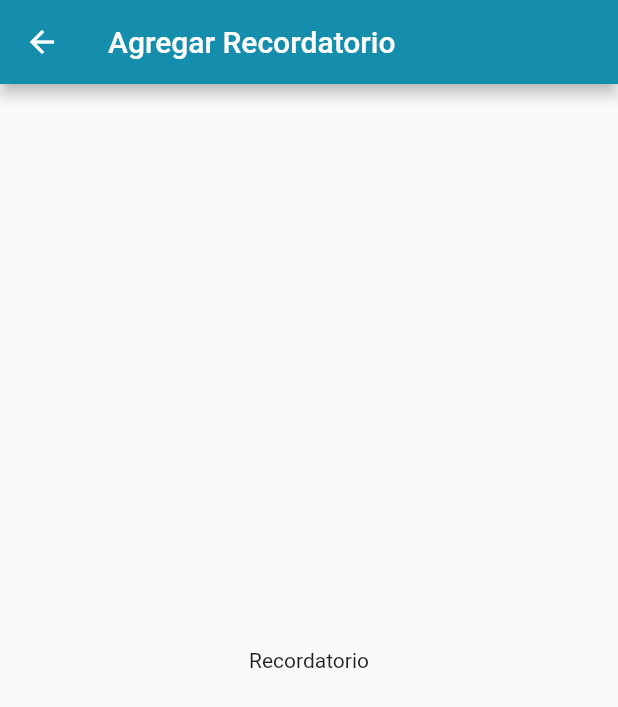
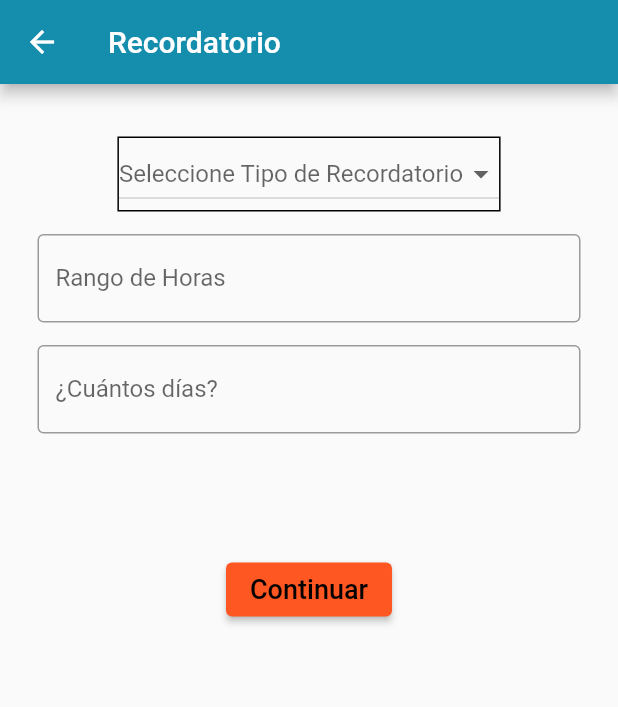
Before and after one commit to LuisB1717/MedisaveAPP, a Flutter app: the Addreminder screen opened directly, on a phone screen of 412 x 824 dp. Shown: the top 707 px of the screen. Run offline on Flutter 3.47's test engine with Material 2 defaults, Android fonts, the phone set to English and light mode, and no system bars; our stand-ins replace firebase_auth, firebase_core, font_awesome_flutter, google_sign_in; accounts and stored records are empty.

Commit message:
pag recordatorio(3 items)

```diff
--- a/medisave/lib/pages/add_ medicine.dart
+++ b/medisave/lib/pages/add_ medicine.dart
@@ -1,6 +1,7 @@
 import 'package:flutter/material.dart';
 import 'package:flutter/rendering.dart';
 import 'package:medisave/helpers/appcolor.dart';
+import 'package:medisave/pages/add_recordatorio.dart';
 import 'boton.dart';
 
 class Addmedicine extends StatelessWidget {
@@ -44,7 +45,13 @@
             ),
             SizedBox(height: 80),
             ElevatedButton(
-                onPressed: () {},
+                onPressed: () => {
+                      Navigator.push(
+                          context,
+                          MaterialPageRoute(
+                              builder: (BuildContext context) =>
+                                  Addreminder())),
+                    },
                 child: Text(
                   "Continuar",
                   style: TextStyle(fontSize: 18.0, color: Colors.black),
--- a/medisave/lib/pages/add_recordatorio.dart
+++ b/medisave/lib/pages/add_recordatorio.dart
@@ -1,17 +1,49 @@
 import 'package:flutter/material.dart';
 import 'package:medisave/helpers/appcolor.dart';
+import 'package:medisave/pages/tipo_recordatorio.dart';
 
 class Addreminder extends StatelessWidget {
   @override
   Widget build(BuildContext context) {
     return new Scaffold(
-      appBar: AppBar(
-        title: new Text('Agregar Recordatorio'),
-        backgroundColor: AppColors.BACKGROUND,
-      ),
-      body: Center(
-        child: Text("Recordatorio"),
-      ),
-    );
+        appBar: AppBar(
+          title: Text('Recordatorio'),
+          backgroundColor: AppColors.BACKGROUND,
+        ),
+        body: Container(
+          padding: EdgeInsets.symmetric(horizontal: 25, vertical: 20),
+          child: Column(children: [
+            /*onSaved: (value) {
+                        nameValue=value;
+                      },
+                      validator: (value) {
+                        if (value.isEmpty) {
+                          return "Llene este campo";
+                        }*/
+            SizedBox(height: 15),
+            TipoRecordatorio(),
+            SizedBox(height: 15),
+            TextFormField(
+              decoration: InputDecoration(
+                labelText: 'Rango de Horas',
+                border: OutlineInputBorder(),
+              ),
+            ),
+            SizedBox(height: 15),
+            TextFormField(
+              decoration: InputDecoration(
+                labelText: '¿Cuántos días?',
+                border: OutlineInputBorder(),
+              ),
+            ),
+            SizedBox(height: 80),
+            ElevatedButton(
+                onPressed: () {},
+                child: Text(
+                  "Continuar",
+                  style: TextStyle(fontSize: 18.0, color: Colors.black),
+                ))
+          ]),
+        ));
   }
 }
--- /dev/null
+++ b/medisave/lib/pages/tipo_recordatorio.dart
@@ -0,0 +1,34 @@
+import 'package:flutter/material.dart';
+
+class TipoRecordatorio extends StatefulWidget {
+  TipoRecordatorio({Key key}) : super(key: key);
+
+  @override
+  _TipoRecordatorioState createState() => _TipoRecordatorioState();
+}
+
+String value;
+List tiporecordatorio = ['tipo1', 'tipo2'];
+
+class _TipoRecordatorioState extends State<TipoRecordatorio> {
+  @override
+  Widget build(BuildContext context) {
+    return Container(
+      decoration: BoxDecoration(border: Border.all(color: Colors.black)),
+      child: DropdownButton(
+          hint: Text('Seleccione Tipo de Recordatorio'),
+          value: value,
+          onChanged: (newValue) {
+            setState(() {
+              value = newValue;
+            });
+          },
+          items: tiporecordatorio
+              .map((e) => DropdownMenuItem(
+                    child: Text(e),
+                    value: e,
+                  ))
+              .toList()),
+    );
+  }
+}
```
